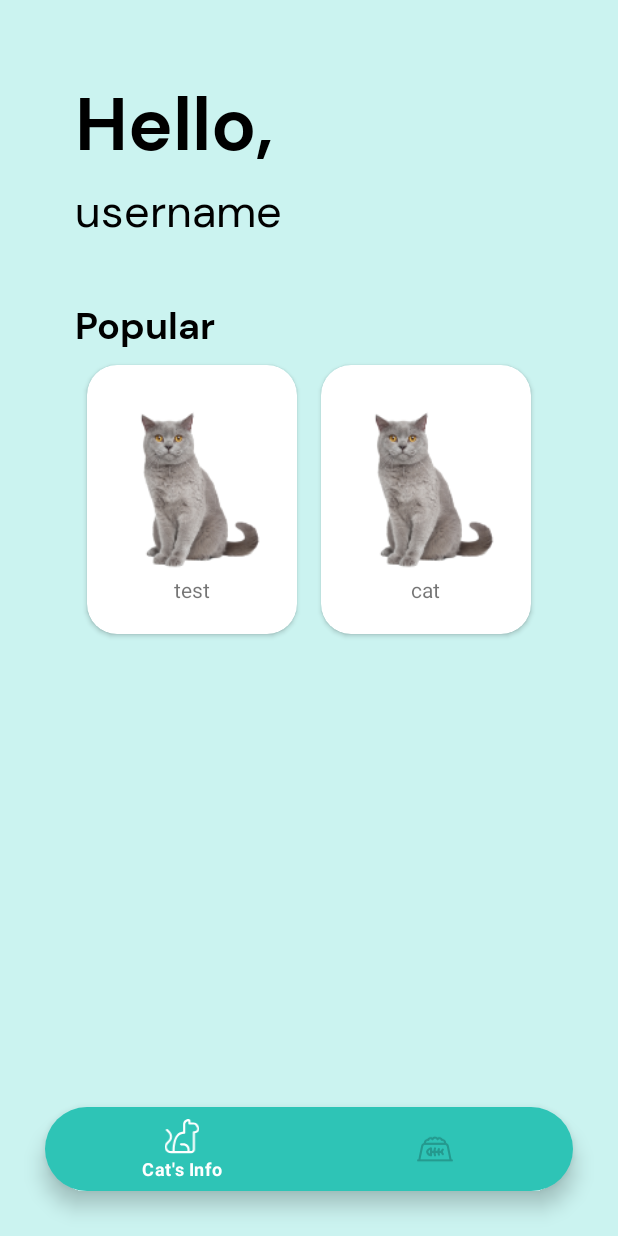
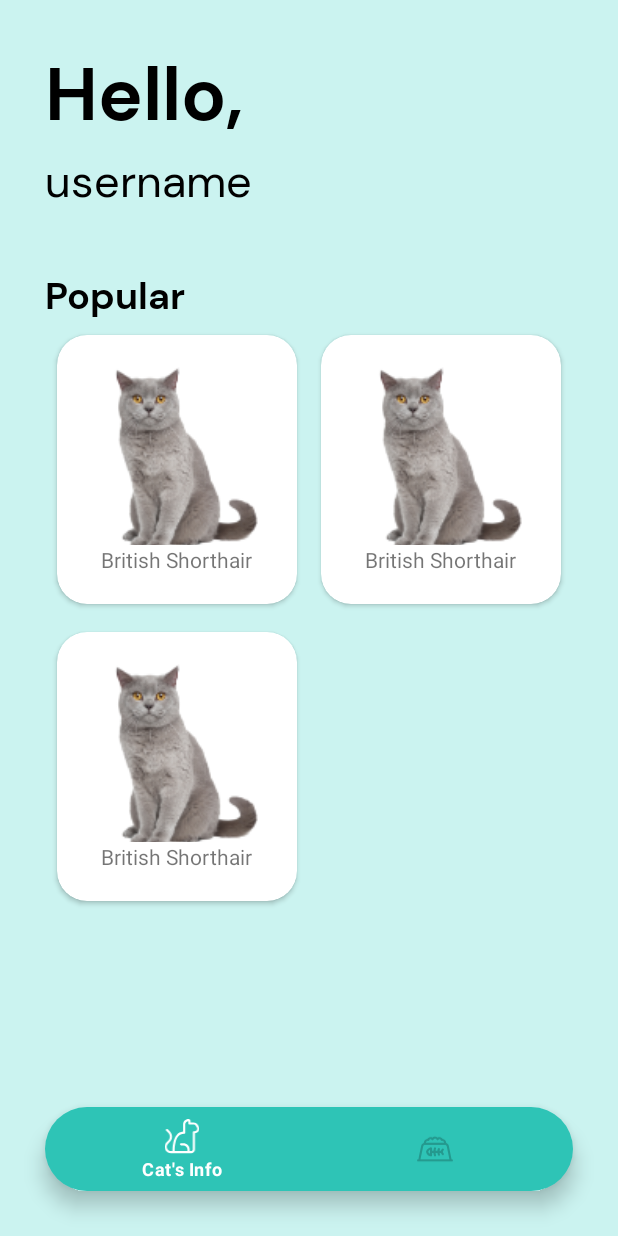
Before and after one commit to kucingapi/kucingin, an Android app: the screen it shows after launch (MainActivity), on a phone screen of 412 x 824 dp. Run offline under Robolectric (Android 15) with nearby library versions, the phone set to English and light mode, and no system bars; our stand-ins replace navigation-ui.

Commit message:
[ADD] data for recycler view

```diff
--- a/app/src/main/java/com/example/kucingin/CardAdapter.java
+++ b/app/src/main/java/com/example/kucingin/CardAdapter.java
@@ -6,10 +6,11 @@ import android.view.View;
 import android.view.ViewGroup;
 import android.widget.TextView;
 import androidx.recyclerview.widget.RecyclerView;
+import com.example.kucingin.Dataset.CardType;
 
 public class CardAdapter extends RecyclerView.Adapter<CardAdapter.ViewHolder> {
 
-    private String[] localDataSet;
+    private CardType[] localDataSet;
 
     /**
      * Provide a reference to the type of views that you are using
@@ -36,7 +37,7 @@ public class CardAdapter extends RecyclerView.Adapter<CardAdapter.ViewHolder> {
      * @param dataSet String[] containing the data to populate views to be used
      * by RecyclerView.
      */
-    public CardAdapter(String[] dataSet) {
+    public CardAdapter(CardType[] dataSet) {
         localDataSet = dataSet;
     }
 
@@ -56,7 +57,7 @@ public class CardAdapter extends RecyclerView.Adapter<CardAdapter.ViewHolder> {
 
         // Get element from your dataset at this position and replace the
         // contents of the view with that element
-        viewHolder.getTextView().setText(localDataSet[position]);
+        viewHolder.getTextView().setText(localDataSet[position].title);
     }
 
     // Return the size of your dataset (invoked by the layout manager)
--- /dev/null
+++ b/app/src/main/java/com/example/kucingin/Dataset/CardType.java
@@ -0,0 +1,13 @@
+package com.example.kucingin.Dataset;
+
+public class CardType {
+    public int imageId;
+    public String title;
+    public String description;
+
+    public CardType(int imageId, String title, String description) {
+        this.imageId = imageId;
+        this.title = title;
+        this.description = description;
+    }
+}
--- /dev/null
+++ b/app/src/main/java/com/example/kucingin/Dataset/CatDataset.java
@@ -0,0 +1,22 @@
+package com.example.kucingin.Dataset;
+
+import com.example.kucingin.R;
+
+public class CatDataset {
+    private CardType[] cats;
+    public CatDataset() {
+        cats = new CardType[]{
+            createCard(R.drawable.british_short_hair, "British Shorthair", "The British Shorthair is the pedigreed version of the traditional British domestic cat, with a distinctively..."),
+            createCard(R.drawable.british_short_hair, "British Shorthair", "The British Shorthair is the pedigreed version of the traditional British domestic cat, with a distinctively..."),
+            createCard(R.drawable.british_short_hair, "British Shorthair", "The British Shorthair is the pedigreed version of the traditional British domestic cat, with a distinctively...")
+        };
+    }
+
+    public CardType[] getCats() {
+        return cats;
+    }
+
+    private CardType createCard(int imageId,String title, String description){
+        return new CardType(imageId, title, description);
+    }
+}
--- a/app/src/main/java/com/example/kucingin/ui/cat/CatFragment.java
+++ b/app/src/main/java/com/example/kucingin/ui/cat/CatFragment.java
@@ -13,6 +13,8 @@ import androidx.recyclerview.widget.GridLayoutManager;
 import androidx.recyclerview.widget.LinearLayoutManager;
 import androidx.recyclerview.widget.RecyclerView;
 import com.example.kucingin.CardAdapter;
+import com.example.kucingin.Dataset.CardType;
+import com.example.kucingin.Dataset.CatDataset;
 import com.example.kucingin.databinding.FragmentCatBinding;
 
 public class CatFragment extends Fragment {
@@ -20,7 +22,7 @@ public class CatFragment extends Fragment {
     private CatViewModel dashboardViewModel;
     private FragmentCatBinding binding;
     private RecyclerView popular;
-    private String[] dataset = {"test", "cat"};
+    private CardType[] dataset;
     public View onCreateView(@NonNull LayoutInflater inflater,
                              ViewGroup container, Bundle savedInstanceState) {
         dashboardViewModel =
@@ -35,6 +37,7 @@ public class CatFragment extends Fragment {
 
             }
         });
+        initDataset();
         CardAdapter customAdapter = new CardAdapter(dataset);
         popular = binding.popularRecycleView;
         popular.setAdapter(customAdapter);
@@ -43,6 +46,11 @@ public class CatFragment extends Fragment {
         return root;
     }
 
+    private void initDataset(){
+        CatDataset catDataset = new CatDataset();
+        dataset = catDataset.getCats();
+    }
+
     @Override
     public void onDestroyView() {
         super.onDestroyView();
--- a/app/src/main/res/layout/fragment_cat.xml
+++ b/app/src/main/res/layout/fragment_cat.xml
@@ -8,7 +8,7 @@
     android:background="@color/primary_light"
     tools:context=".ui.cat.CatFragment"
     android:orientation="vertical"
-    android:padding="50dp"
+    android:padding="30dp"
 >
     <LinearLayout
             android:layout_width="match_parent"
@@ -52,6 +52,7 @@
                 android:id="@+id/popular_recycle_view"
                 android:layout_width="match_parent"
                 android:layout_height="wrap_content"
+                android:paddingBottom="50dp"
         />
     </LinearLayout>
 </LinearLayout>
```
